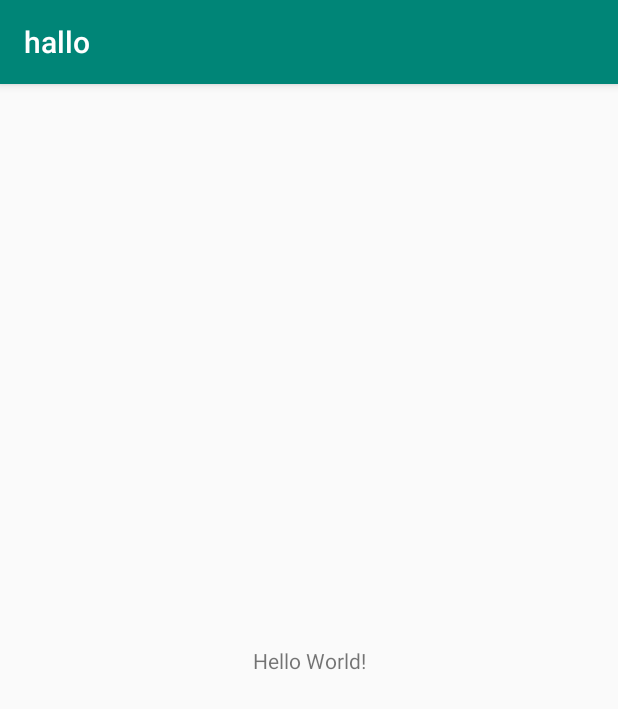
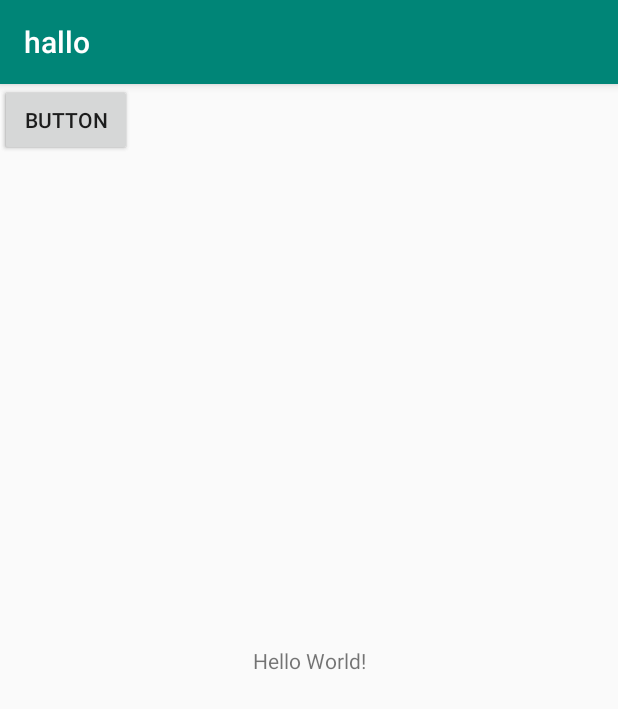
Before and after one commit to AP-Elektronica-ICT/sprint-ci-cd-in-team-hutss_a_kleine-damhert, an Android app: the screen it shows after launch (MainActivity), on a phone screen of 412 x 824 dp. Shown: the top 709 px of the screen. Run offline under Robolectric (Android 15) with nearby library versions, the phone set to English and light mode, and no system bars.

Commit message:
test 2 ibrahim
extra button

```diff
--- a/app/src/main/res/layout/activity_main.xml
+++ b/app/src/main/res/layout/activity_main.xml
@@ -16,4 +16,20 @@
         app:layout_constraintRight_toRightOf="parent"
         app:layout_constraintTop_toTopOf="parent" />
 
+    <Button
+        android:id="@+id/button"
+        android:layout_width="wrap_content"
+        android:layout_height="wrap_content"
+        android:text="Button"
+        tools:layout_editor_absoluteX="629dp"
+        tools:layout_editor_absoluteY="507dp" />
+
+    <Button
+        android:id="@+id/button2"
+        android:layout_width="wrap_content"
+        android:layout_height="wrap_content"
+        android:text="Button"
+        tools:layout_editor_absoluteX="21dp"
+        tools:layout_editor_absoluteY="55dp" />
+
 </android.support.constraint.ConstraintLayout>
```
